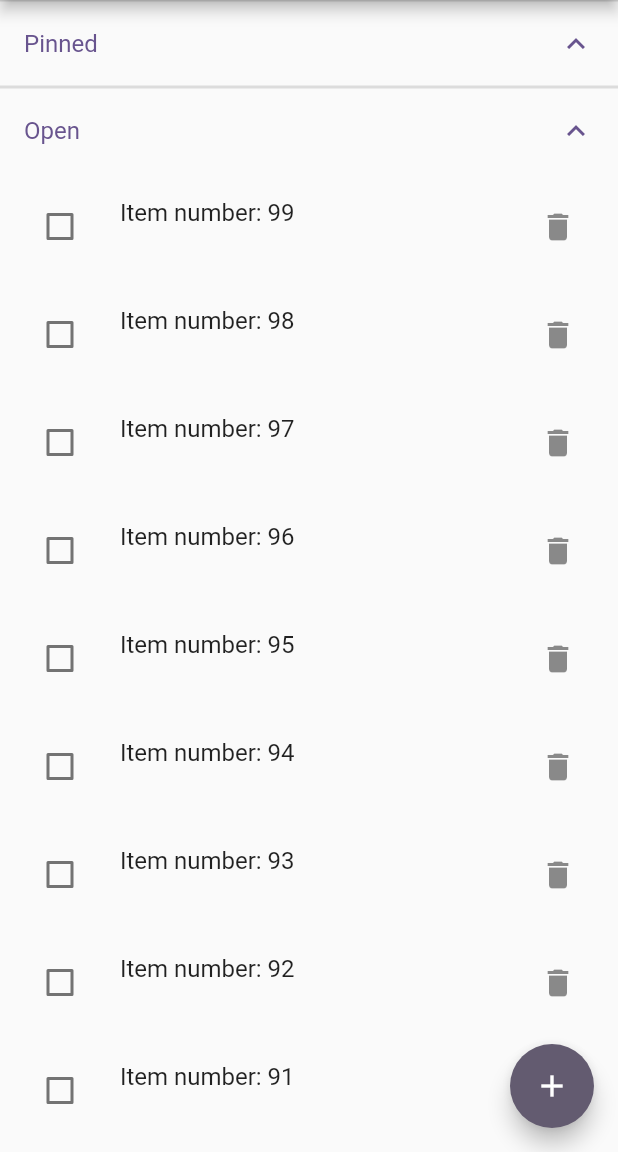
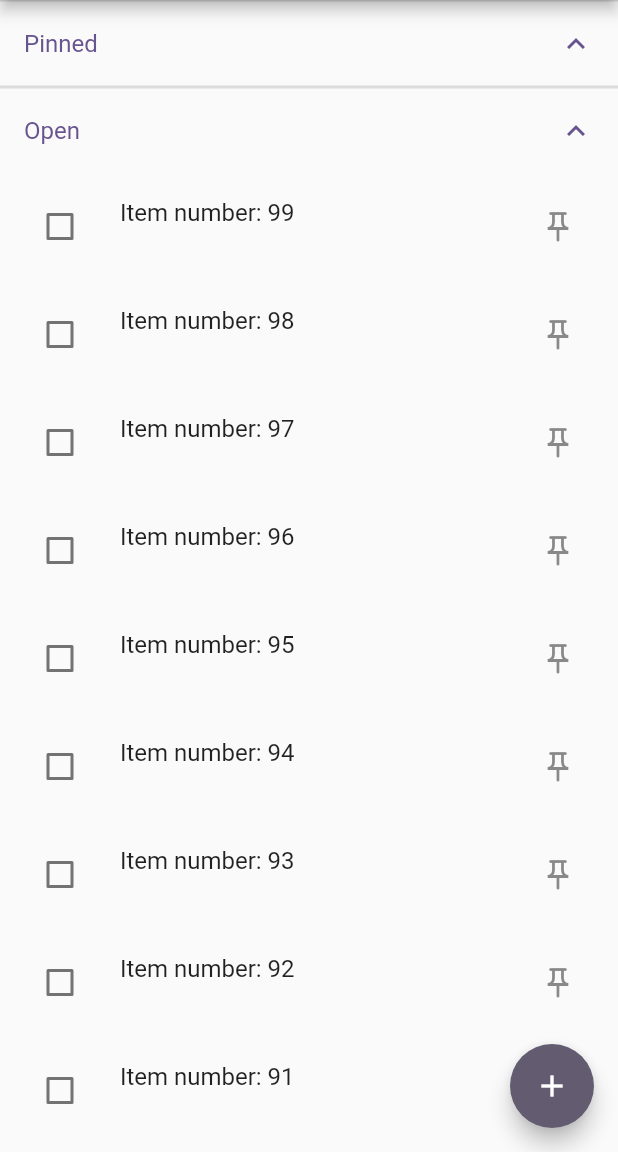
Before and after one commit to dartspls/Flutter_TodoList, a Flutter app: the screen it shows after launch, on a phone screen of 412 x 824 dp, the part 84-1236 px from its top. Run offline on Flutter 3.47's test engine with Material 3 defaults, Android fonts, the phone set to English and light mode, and no system bars.

Commit message:
Removed item deletion, replaced with pinning

```diff
--- a/lib/src/state/todo_state.dart
+++ b/lib/src/state/todo_state.dart
@@ -28,9 +28,10 @@ class TodoState with ChangeNotifier {
       items.values.where((element) => element.isDone).toList()
         ..sort((a, b) => b.modified.compareTo(a.modified));
 
-  List<TodoItem> get openItems =>
-      items.values.where((element) => !element.isDone).toList()
-        ..sort((a, b) => b.modified.compareTo(a.modified));
+  List<TodoItem> get openItems => items.values
+      .where((element) => !element.isDone && !element.pinned)
+      .toList()
+    ..sort((a, b) => b.modified.compareTo(a.modified));
 
   List<TodoItem> get pinnedItems => items.values
       .where((element) => !element.isDone && element.pinned)
@@ -45,6 +46,12 @@ class TodoState with ChangeNotifier {
 
   void deleteItem({required String id}) {
     items.remove(id);
+    notifyListeners();
+  }
+
+  void togglePinItem({required String id}) {
+    final item = items[id];
+    item?.setPinned(!item.pinned);
     notifyListeners();
   }
 
--- a/lib/src/widgets/todo_item_widget.dart
+++ b/lib/src/widgets/todo_item_widget.dart
@@ -27,9 +27,11 @@ class TodoTile extends StatelessWidget {
         builder: (context) => TodoItemInput(itemID: item.id),
       ),
       trailing: IconButton(
-        icon: const Icon(Icons.delete),
+        icon: item.pinned
+            ? const Icon(Icons.push_pin)
+            : const Icon(Icons.push_pin_outlined),
         onPressed: () {
-          state.deleteItem(id: itemID);
+          state.togglePinItem(id: itemID);
         },
       ),
     );
```
